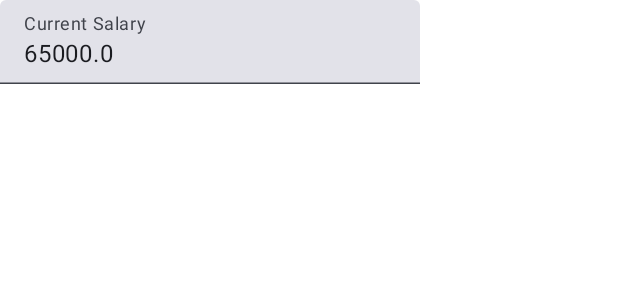
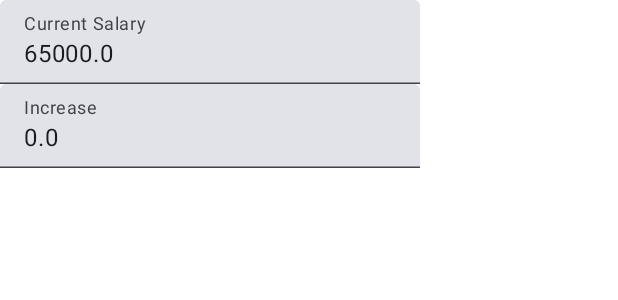
Before and after one commit to inog/IncreaseSalaryCalculator, an Android app built with Jetpack Compose: the @Preview function GreetingPreview, on a phone screen of 412 x 824 dp. Shown: the top 300 px of the screen. Run offline under Robolectric (Android 15) with nearby library versions, the light colour scheme and no system bars.

Commit message:
add an 2 fild to get the increase percentage

```diff
--- a/app/src/main/java/de/ingoreschke/increasesalarycalculator/MainActivity.kt
+++ b/app/src/main/java/de/ingoreschke/increasesalarycalculator/MainActivity.kt
@@ -3,6 +3,8 @@ package de.ingoreschke.increasesalarycalculator
 import android.os.Bundle
 import androidx.activity.ComponentActivity
 import androidx.activity.compose.setContent
+import androidx.compose.foundation.layout.Column
+import androidx.compose.foundation.layout.Row
 import androidx.compose.foundation.layout.fillMaxSize
 import androidx.compose.foundation.text.KeyboardOptions
 import androidx.compose.material3.MaterialTheme
@@ -24,7 +26,6 @@ class MainActivity : ComponentActivity() {
         super.onCreate(savedInstanceState)
         setContent {
             IncreaseSalaryCalculatorTheme {
-                // A surface container using the 'background' color from the theme
                 Surface(modifier = Modifier.fillMaxSize(), color = MaterialTheme.colorScheme.background) {
                     Greeting("Android")
                     CurrentSalary()
@@ -37,7 +38,9 @@ class MainActivity : ComponentActivity() {
 @Composable
 fun CurrentSalary(modifier: Modifier = Modifier) {
     var currentSalary by remember { mutableStateOf(65000.00) }
+    var increasePercentage by remember { mutableStateOf(0.0) }
 
+    Column(modifier = modifier) {
         TextField(
             value = currentSalary.toString(),
             onValueChange = { currentSalary = it.toDouble() },
@@ -45,6 +48,15 @@ fun CurrentSalary(modifier: Modifier = Modifier) {
             keyboardOptions = KeyboardOptions(keyboardType = KeyboardType.Number),
             modifier = modifier
         )
+
+        TextField(
+            value = increasePercentage.toString(),
+            onValueChange = { currentSalary = it.toDouble() },
+            label = { Text("Increase") },
+            keyboardOptions = KeyboardOptions(keyboardType = KeyboardType.Number),
+            modifier = modifier
+        )
+    }
 
 
 }
```
Lines whose indentation alone changed are shown as unchanged.
